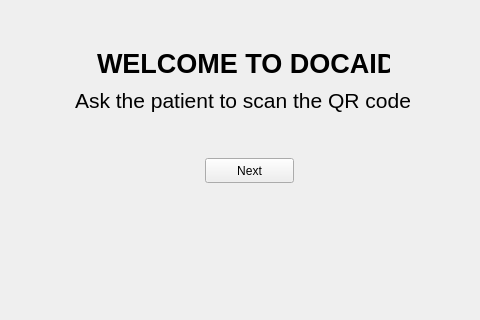
Above: UI/opening.ui from DocAid/Desktop-Doctor before the change; both pictures show x 365 to 845 and y 232 to 552 of the 1211 by 662 pixel window. Below: the same form after it.
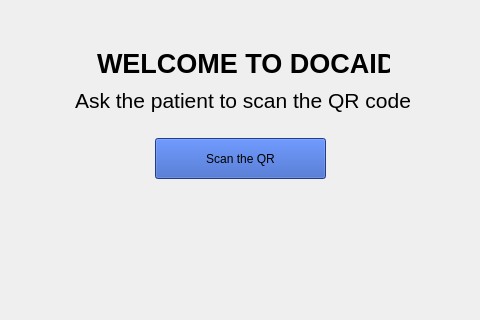
That is the form after the change. Icons and pictures are not drawn.

```diff
--- a/UI/opening.ui
+++ b/UI/opening.ui
@@ -77,14 +77,17 @@
    <widget class="QPushButton" name="pushButton">
     <property name="geometry">
      <rect>
-      <x>570</x>
-      <y>390</y>
-      <width>89</width>
-      <height>25</height>
+      <x>520</x>
+      <y>370</y>
+      <width>171</width>
+      <height>41</height>
      </rect>
     </property>
+    <property name="styleSheet">
+     <string notr="true">background-color:rgb(43, 86, 190)</string>
+    </property>
     <property name="text">
-     <string>Next</string>
+     <string>Scan the QR</string>
     </property>
    </widget>
   </widget>
```
